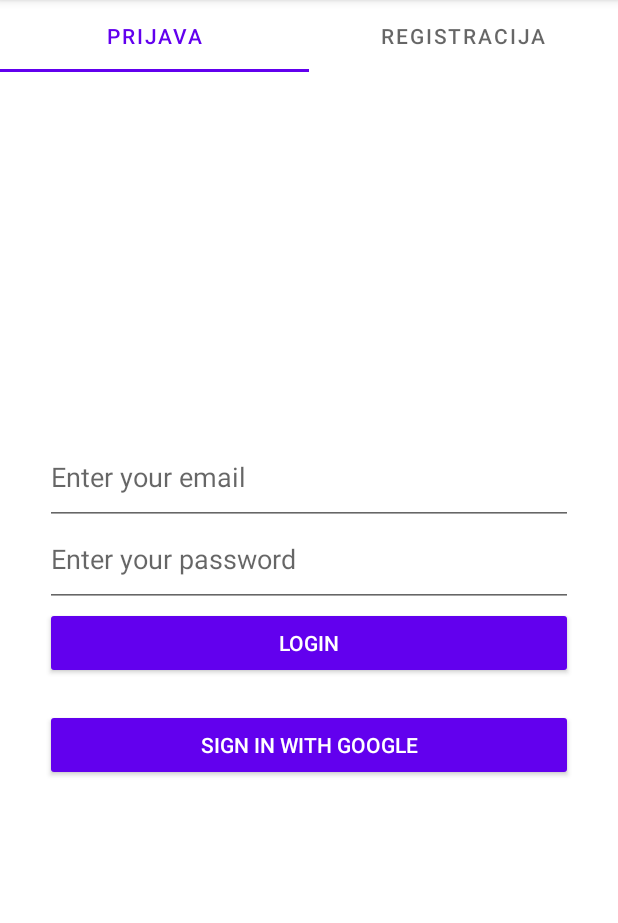
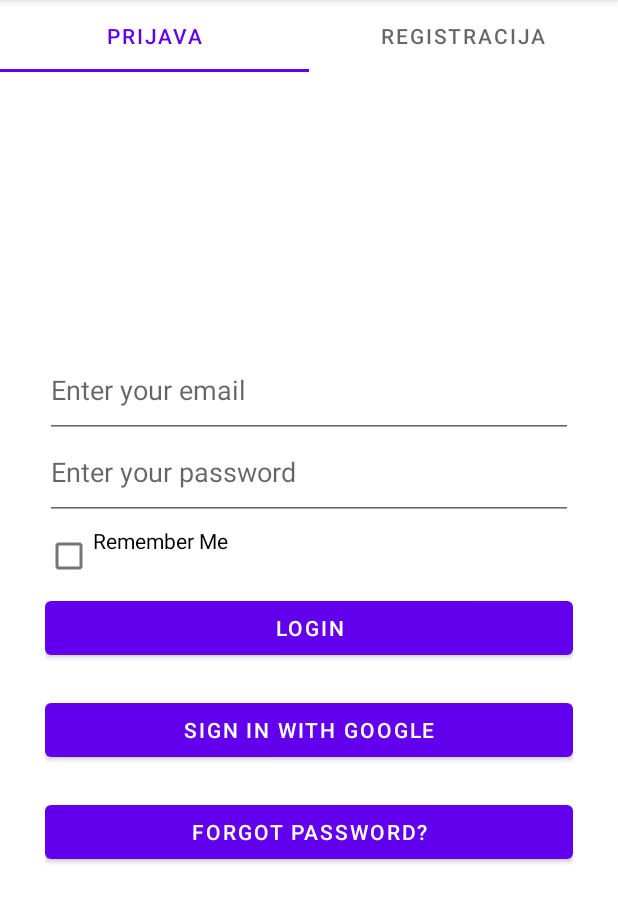
Before and after one commit to andrijasoldo1/NRAMU-vjezbe, an Android app: the screen it shows after launch (MainActivity), after a tap on "LOGIN", on a phone screen of 412 x 824 dp, the part 84-1007 px from its top. Run offline under Robolectric (Android 15) with nearby library versions, the phone set to English and light mode, and no system bars; our stand-ins replace Firebase (no records; nobody signed in at launch, a user with empty details on screens opened directly).

Commit message:
updated login and map

```diff
--- a/app/src/main/java/ba/sum/fsre/mymath/fragments/LoginFragment.java
+++ b/app/src/main/java/ba/sum/fsre/mymath/fragments/LoginFragment.java
@@ -1,12 +1,17 @@
 package ba.sum.fsre.mymath.fragments;
 
+import android.content.Context;
 import android.content.Intent;
+import android.content.SharedPreferences;
 import android.os.Bundle;
+import android.text.TextUtils;
 import android.view.LayoutInflater;
 import android.view.View;
 import android.view.ViewGroup;
 import android.widget.Button;
+import android.widget.CheckBox;
 import android.widget.EditText;
+import android.widget.ProgressBar;
 import android.widget.Toast;
 
 import androidx.annotation.NonNull;
@@ -27,9 +32,20 @@ import ba.sum.fsre.mymath.DetailsActivity;
 import ba.sum.fsre.mymath.R;
 
 public class LoginFragment extends Fragment {
+
     private FirebaseAuth mAuth;
     private GoogleSignInClient mGoogleSignInClient;
     private static final int RC_SIGN_IN = 9001;
+
+    private EditText emailTxt, passwordTxt;
+    private ProgressBar progressBar;
+    private CheckBox rememberMeCheckBox;
+
+    private SharedPreferences sharedPreferences;
+    private static final String PREF_NAME = "loginPrefs";
+    private static final String KEY_EMAIL = "email";
+    private static final String KEY_PASSWORD = "password";
+    private static final String KEY_REMEMBER = "remember";
 
     public LoginFragment() {
         super();
@@ -44,35 +60,99 @@ public class LoginFragment extends Fragment {
 
         // Configure Google Sign-In
         GoogleSignInOptions gso = new GoogleSignInOptions.Builder(GoogleSignInOptions.DEFAULT_SIGN_IN)
-                .requestIdToken(getString(R.string.default_web_client_id)) // Web client ID from Firebase
+                .requestIdToken(getString(R.string.default_web_client_id))
                 .requestEmail()
                 .build();
         mGoogleSignInClient = GoogleSignIn.getClient(getContext(), gso);
 
         // Views
-        EditText emailTxt = v.findViewById(R.id.emailTxt);
-        EditText passwordTxt = v.findViewById(R.id.passwordTxt);
+        emailTxt = v.findViewById(R.id.emailTxt);
+        passwordTxt = v.findViewById(R.id.passwordTxt);
+        progressBar = new ProgressBar(getContext());
+        rememberMeCheckBox = v.findViewById(R.id.rememberMeCheckBox);
+
         Button loginBtn = v.findViewById(R.id.loginBtn);
         Button googleSignInBtn = v.findViewById(R.id.googleSignInBtn);
+        Button forgotPasswordBtn = v.findViewById(R.id.forgotPasswordBtn);
+
+        // Initialize SharedPreferences
+        sharedPreferences = getActivity().getSharedPreferences(PREF_NAME, Context.MODE_PRIVATE);
+
+        // Load saved email/password if "Remember Me" was checked
+        loadSavedCredentials();
 
         // Email/Password Login
-        loginBtn.setOnClickListener(view -> {
-            String email = emailTxt.getText().toString();
-            String password = passwordTxt.getText().toString();
-            mAuth.signInWithEmailAndPassword(email, password).addOnCompleteListener(task -> {
-                if (task.isSuccessful()) {
-                    Toast.makeText(v.getContext(), "Login successful", Toast.LENGTH_SHORT).show();
-                    startActivity(new Intent(v.getContext(), DetailsActivity.class));
-                } else {
-                    Toast.makeText(v.getContext(), "Login failed", Toast.LENGTH_SHORT).show();
-                }
-            });
-        });
+        loginBtn.setOnClickListener(view -> loginWithEmail());
 
-        // Google Sign-In Button
+        // Google Sign-In
         googleSignInBtn.setOnClickListener(view -> signInWithGoogle());
 
+        // Forgotten Password
+        forgotPasswordBtn.setOnClickListener(view -> resetPassword());
+
         return v;
+    }
+
+    private void loadSavedCredentials() {
+        boolean isRemembered = sharedPreferences.getBoolean(KEY_REMEMBER, false);
+
+        if (isRemembered) {
+            String savedEmail = sharedPreferences.getString(KEY_EMAIL, "");
+            String savedPassword = sharedPreferences.getString(KEY_PASSWORD, "");
+            emailTxt.setText(savedEmail);
+            passwordTxt.setText(savedPassword);
+            rememberMeCheckBox.setChecked(true);
+        }
+    }
+
+    private void saveCredentials(String email, String password, boolean remember) {
+        SharedPreferences.Editor editor = sharedPreferences.edit();
+        if (remember) {
+            editor.putString(KEY_EMAIL, email);
+            editor.putString(KEY_PASSWORD, password);
+            editor.putBoolean(KEY_REMEMBER, true);
+        } else {
+            editor.clear(); // Clear saved data if "Remember Me" is unchecked
+        }
+        editor.apply();
+    }
+
+    private void loginWithEmail() {
+        String email = emailTxt.getText().toString();
+        String password = passwordTxt.getText().toString();
+
+        if (TextUtils.isEmpty(email) || TextUtils.isEmpty(password)) {
+            Toast.makeText(getContext(), "Please enter email and password.", Toast.LENGTH_SHORT).show();
+            return;
+        }
+
+        progressBar.setVisibility(View.VISIBLE);
+        mAuth.signInWithEmailAndPassword(email, password).addOnCompleteListener(task -> {
+            progressBar.setVisibility(View.GONE);
+            if (task.isSuccessful()) {
+                saveCredentials(email, password, rememberMeCheckBox.isChecked());
+                Toast.makeText(getContext(), "Login successful", Toast.LENGTH_SHORT).show();
+                startActivity(new Intent(getContext(), DetailsActivity.class));
+            } else {
+                Toast.makeText(getContext(), "Login failed", Toast.LENGTH_SHORT).show();
+            }
+        });
+    }
+
+    private void resetPassword() {
+        String email = emailTxt.getText().toString();
+        if (TextUtils.isEmpty(email)) {
+            Toast.makeText(getContext(), "Please enter your email.", Toast.LENGTH_SHORT).show();
+            return;
+        }
+
+        mAuth.sendPasswordResetEmail(email).addOnCompleteListener(task -> {
+            if (task.isSuccessful()) {
+                Toast.makeText(getContext(), "Password reset email sent.", Toast.LENGTH_SHORT).show();
+            } else {
+                Toast.makeText(getContext(), "Failed to send reset email.", Toast.LENGTH_SHORT).show();
+            }
+        });
     }
 
     private void signInWithGoogle() {
@@ -90,7 +170,7 @@ public class LoginFragment extends Fragment {
                 GoogleSignInAccount account = task.getResult(ApiException.class);
                 firebaseAuthWithGoogle(account.getIdToken());
             } catch (ApiException e) {
-                Toast.makeText(getContext(), "Google Sign-In failed.", Toast.LENGTH_SHORT).show();
+                Toast.makeText(getContext(), "Google Sign-In failed: " + e.getMessage(), Toast.LENGTH_LONG).show();
             }
         }
     }
--- a/app/src/main/res/layout/fragment_login.xml
+++ b/app/src/main/res/layout/fragment_login.xml
@@ -15,41 +15,54 @@
         app:layout_constraintStart_toStartOf="parent"
         app:layout_constraintTop_toTopOf="parent">
 
+        <!-- Email Input -->
         <EditText
             android:id="@+id/emailTxt"
-            style="@android:style/Widget.AutoCompleteTextView"
             android:layout_width="match_parent"
             android:layout_height="wrap_content"
-            android:ems="10"
             android:hint="Enter your email"
             android:inputType="textEmailAddress"
             android:paddingBottom="20dp" />
 
+        <!-- Password Input -->
         <EditText
             android:id="@+id/passwordTxt"
-            style="@android:style/Widget.AutoCompleteTextView"
             android:layout_width="match_parent"
             android:layout_height="wrap_content"
-            android:ems="10"
             android:hint="Enter your password"
             android:inputType="textPassword"
             android:paddingBottom="20dp" />
 
+        <!-- "Remember Me" Checkbox -->
+        <CheckBox
+            android:id="@+id/rememberMeCheckBox"
+            android:layout_width="match_parent"
+            android:layout_height="wrap_content"
+            android:text="Remember Me"
+            android:paddingBottom="20dp" />
+
+        <!-- Login Button -->
         <Button
             android:id="@+id/loginBtn"
-            style="@style/Widget.AppCompat.Button"
             android:layout_width="match_parent"
             android:layout_height="wrap_content"
             android:text="Login" />
 
+        <!-- Google Sign-In Button -->
         <Button
             android:id="@+id/googleSignInBtn"
-            style="@style/Widget.AppCompat.Button"
             android:layout_width="match_parent"
             android:layout_height="wrap_content"
             android:text="Sign in with Google"
             android:layout_marginTop="20dp" />
 
+        <!-- Forgot Password Button -->
+        <Button
+            android:id="@+id/forgotPasswordBtn"
+            android:layout_width="match_parent"
+            android:layout_height="wrap_content"
+            android:text="Forgot Password?"
+            android:layout_marginTop="20dp" />
     </LinearLayout>
 
 </androidx.constraintlayout.widget.ConstraintLayout>
```
Also changed, not shown: app/src/main/java/ba/sum/fsre/mymath/MapsActivity.java (+84 -24 lines).
